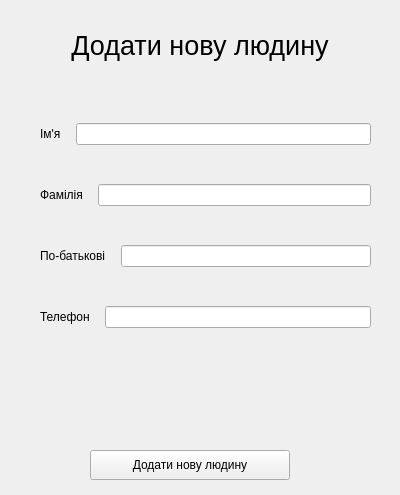
The window that project_files/manager_windows/new_human_picker.ui (positivcheg94/school_db_iasa_MO) describes before a commit, drawn with Qt 5.
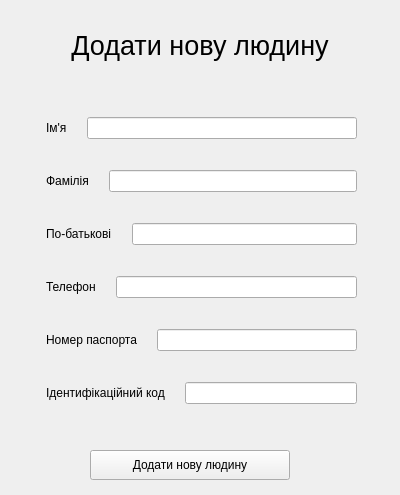
The same window after the commit.

Commit message: human check + add ( with some errors )

Patch:
```diff
--- a/project_files/manager_windows/new_human_picker.ui
+++ b/project_files/manager_windows/new_human_picker.ui
@@ -13,7 +13,10 @@
   <property name="windowTitle">
    <string>Form</string>
   </property>
-  <widget class="QLabel" name="label_5">
+  <property name="styleSheet">
+   <string notr="true"/>
+  </property>
+  <widget class="QLabel" name="header">
    <property name="geometry">
     <rect>
      <x>50</x>
@@ -38,17 +41,26 @@
   <widget class="QWidget" name="layoutWidget">
    <property name="geometry">
     <rect>
-     <x>30</x>
-     <y>90</y>
-     <width>351</width>
-     <height>271</height>
+     <x>31</x>
+     <y>91</y>
+     <width>341</width>
+     <height>341</height>
     </rect>
    </property>
    <layout class="QVBoxLayout" name="verticalLayout">
+    <property name="spacing">
+     <number>5</number>
+    </property>
+    <property name="leftMargin">
+     <number>5</number>
+    </property>
+    <property name="rightMargin">
+     <number>5</number>
+    </property>
     <item>
      <layout class="QHBoxLayout" name="horizontalLayout">
       <property name="spacing">
-       <number>15</number>
+       <number>20</number>
       </property>
       <property name="leftMargin">
        <number>10</number>
@@ -75,7 +87,7 @@
     <item>
      <layout class="QHBoxLayout" name="horizontalLayout_2">
       <property name="spacing">
-       <number>15</number>
+       <number>20</number>
       </property>
       <property name="leftMargin">
        <number>10</number>
@@ -102,7 +114,7 @@
     <item>
      <layout class="QHBoxLayout" name="horizontalLayout_3">
       <property name="spacing">
-       <number>15</number>
+       <number>20</number>
       </property>
       <property name="leftMargin">
        <number>10</number>
@@ -129,7 +141,7 @@
     <item>
      <layout class="QHBoxLayout" name="horizontalLayout_4">
       <property name="spacing">
-       <number>15</number>
+       <number>20</number>
       </property>
       <property name="leftMargin">
        <number>10</number>
@@ -153,6 +165,60 @@
       </item>
      </layout>
     </item>
+    <item>
+     <layout class="QHBoxLayout" name="horizontalLayout_5">
+      <property name="spacing">
+       <number>20</number>
+      </property>
+      <property name="leftMargin">
+       <number>10</number>
+      </property>
+      <property name="rightMargin">
+       <number>10</number>
+      </property>
+      <item>
+       <widget class="QLabel" name="passport_label">
+        <property name="text">
+         <string>Номер паспорта</string>
+        </property>
+       </widget>
+      </item>
+      <item>
+       <widget class="QLineEdit" name="passport">
+        <property name="maxLength">
+         <number>8</number>
+        </property>
+       </widget>
+      </item>
+     </layout>
+    </item>
+    <item>
+     <layout class="QHBoxLayout" name="horizontalLayout_6">
+      <property name="spacing">
+       <number>20</number>
+      </property>
+      <property name="leftMargin">
+       <number>10</number>
+      </property>
+      <property name="rightMargin">
+       <number>10</number>
+      </property>
+      <item>
+       <widget class="QLabel" name="code_label">
+        <property name="text">
+         <string>Ідентифікаційний код</string>
+        </property>
+       </widget>
+      </item>
+      <item>
+       <widget class="QLineEdit" name="code">
+        <property name="maxLength">
+         <number>10</number>
+        </property>
+       </widget>
+      </item>
+     </layout>
+    </item>
    </layout>
   </widget>
   <widget class="QPushButton" name="pushButton">
```
Left out of the diff: 26 changed lines with no effect on the pictures. The commit also changes 12 other files.
